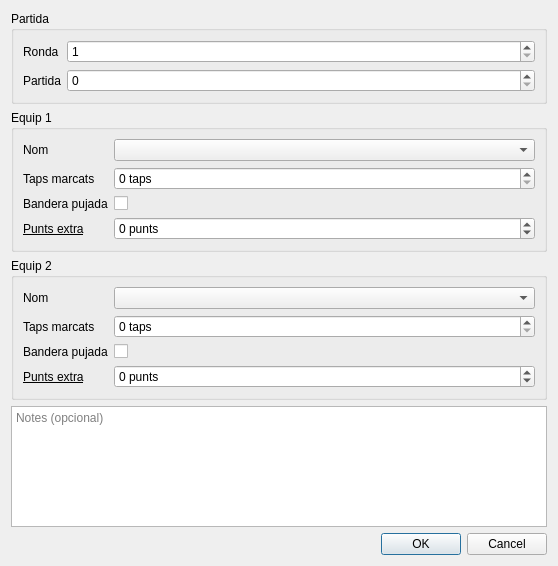
The window that partidadialog.ui (vicgua/robocat) describes before a commit, drawn with Qt 5.
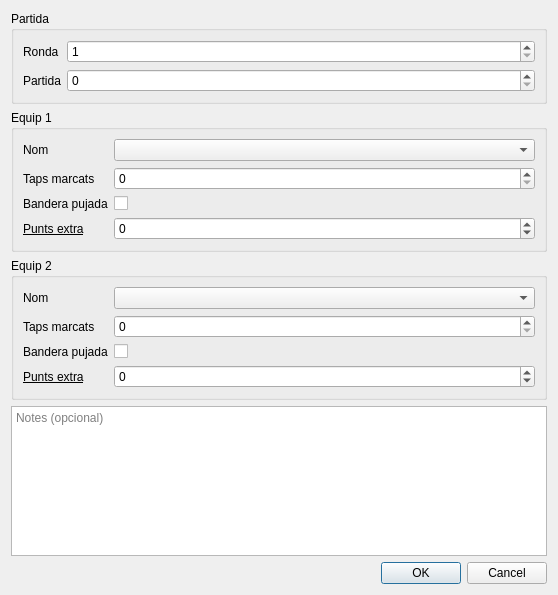
The same window after the commit.

Commit message:
Ampliat límit de rondes fins a 9
També eliminades unitats al diàleg de partides per a una introducció de
dades més ràpida

The edit to the form file:
```diff
--- a/partidadialog.ui
+++ b/partidadialog.ui
@@ -7,7 +7,7 @@
     <x>0</x>
     <y>0</y>
     <width>558</width>
-    <height>566</height>
+    <height>595</height>
    </rect>
   </property>
   <property name="windowTitle">
@@ -75,9 +75,6 @@
       </item>
       <item row="1" column="1">
        <widget class="QSpinBox" name="taps1">
-        <property name="suffix">
-         <string> taps</string>
-        </property>
         <property name="maximum">
          <number>200</number>
         </property>
@@ -117,9 +114,6 @@
       </item>
       <item row="3" column="1">
        <widget class="QSpinBox" name="extra1">
-        <property name="suffix">
-         <string> punts</string>
-        </property>
         <property name="minimum">
          <number>-9999</number>
         </property>
@@ -156,9 +150,6 @@
       </item>
       <item row="1" column="1">
        <widget class="QSpinBox" name="taps2">
-        <property name="suffix">
-         <string> taps</string>
-        </property>
         <property name="maximum">
          <number>200</number>
         </property>
@@ -198,9 +189,6 @@
       </item>
       <item row="3" column="1">
        <widget class="QSpinBox" name="extra2">
-        <property name="suffix">
-         <string> punts</string>
-        </property>
         <property name="minimum">
          <number>-9999</number>
         </property>
```
Left out of the diff: 2 changed lines with no effect on the pictures.
